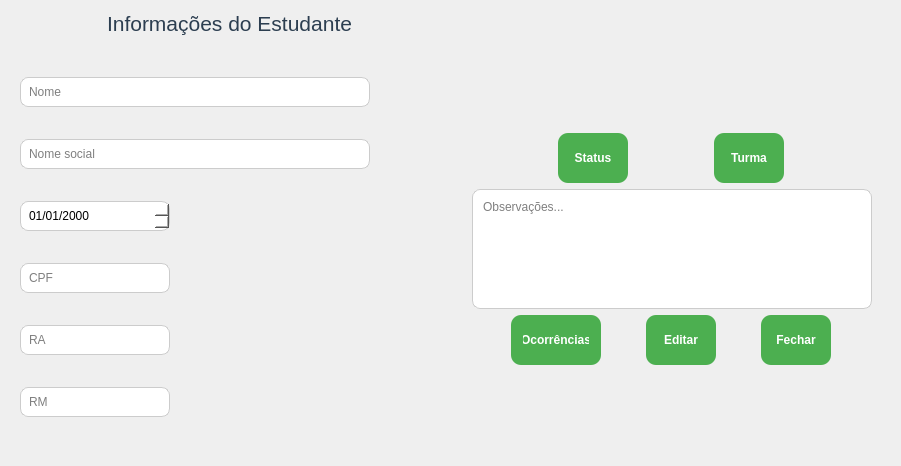
Before: the Qt Designer form App/view/ui/studentInfo.ui in Senac-SOR-ADS/Gerenciamento-Escolar, drawn with Qt 5.
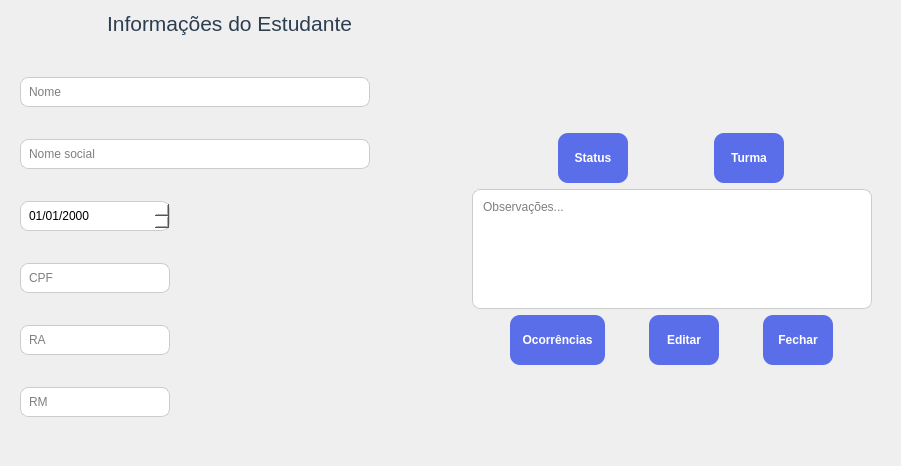
After: the same form once the commit is applied. Icons and pictures are not drawn.

Diff of the .ui file:
```diff
--- a/App/view/ui/studentInfo.ui
+++ b/App/view/ui/studentInfo.ui
@@ -33,7 +33,7 @@
     <widget class="QWidget" name="widget_4" native="true">
      <property name="styleSheet">
       <string notr="true">QPushButton {
-    background-color: #4CAF50;
+    background-color: #5B6EE9;
     color: white;
     border-radius: 10px;
     padding: 8px 12px;
@@ -155,7 +155,7 @@
           </property>
           <property name="maximumSize">
            <size>
-            <width>90</width>
+            <width>95</width>
             <height>16777215</height>
            </size>
           </property>
```
Left out of the diff: 25 changed lines with no effect on the pictures.
